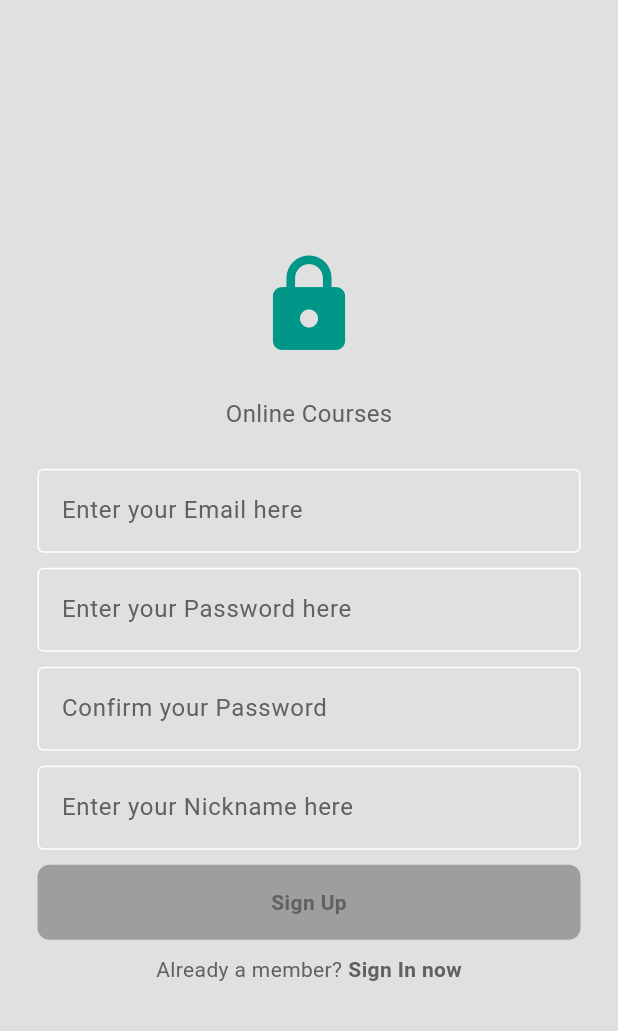
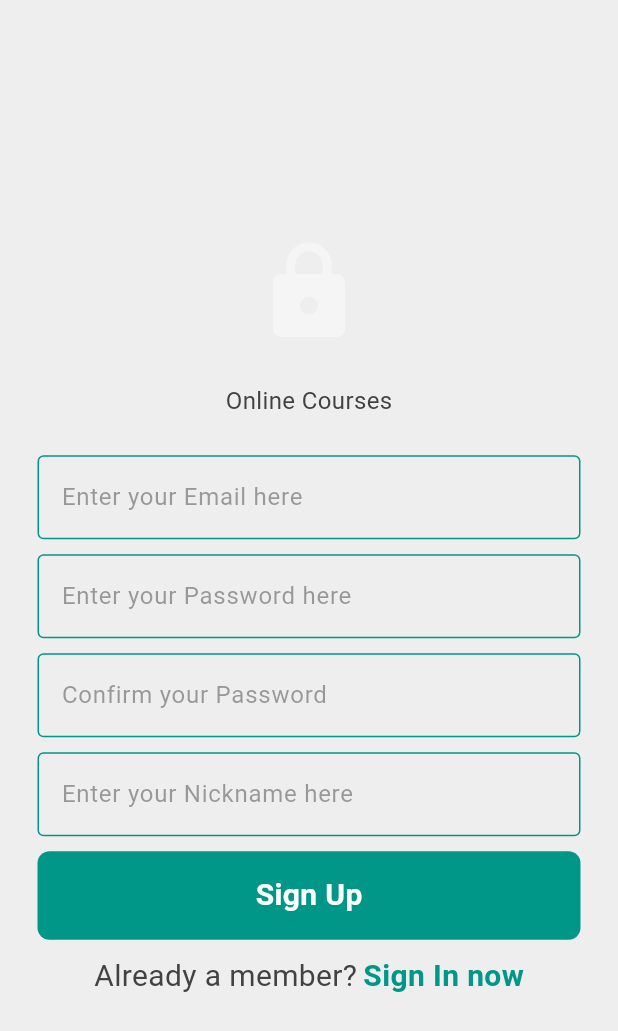
Before and after one commit to A-taraxia/quiz_app, a Flutter app: the RegisterPage screen opened directly, on a phone screen of 412 x 824 dp. Shown: the top 1031 px of the screen. Run offline on Flutter 3.47's test engine with Material 3 defaults, Android fonts, the phone set to English and light mode, and no system bars; our stand-ins replace cloud_firestore, firebase_auth, firebase_core; accounts and stored records are empty; network calls fail.

Commit message:
fix: changed application themes

```diff
--- a/lib/components/my_button.dart
+++ b/lib/components/my_button.dart
@@ -14,14 +14,16 @@ class MyButton extends StatelessWidget {
         padding: const EdgeInsets.all(15),
         margin: const EdgeInsets.symmetric(horizontal: 25),
         decoration: BoxDecoration(
-            color: Theme.of(context).colorScheme.secondary,
-            borderRadius: BorderRadius.circular(8)),
+          color: Theme.of(context).colorScheme.secondary,
+          borderRadius: BorderRadius.circular(8),
+        ),
         child: Center(
           child: Text(
             text,
             style: TextStyle(
-                fontWeight: FontWeight.bold,
-                color: Theme.of(context).colorScheme.inversePrimary),
+              fontWeight: FontWeight.bold,
+              color: Theme.of(context).colorScheme.onSecondary,
+            ),
           ),
         ),
       ),
--- a/lib/components/my_drawer.dart
+++ b/lib/components/my_drawer.dart
@@ -1,9 +1,9 @@
 import 'package:flutter/material.dart';
 import 'package:quiz_app/components/my_drawer_tile.dart';
 import 'package:quiz_app/pages/login_page.dart';
+import 'package:quiz_app/pages/register_page.dart'; // Import the RegisterPage
 import 'package:quiz_app/pages/settings_page.dart';
 import 'package:quiz_app/services/auth/auth_services.dart';
-import 'package:quiz_app/pages/register_page.dart'; // Import the RegisterPage
 
 class MyDrawer extends StatelessWidget {
   const MyDrawer({super.key});
@@ -19,7 +19,7 @@ class MyDrawer extends StatelessWidget {
             child: Icon(
               Icons.lock_open_rounded,
               size: 50,
-              color: Theme.of(context).colorScheme.inversePrimary,
+              color: Theme.of(context).colorScheme.onSurface,
             ),
           ),
           Padding(
@@ -72,7 +72,7 @@ class MyDrawer extends StatelessWidget {
                       },
                     ),
                   ),
-                      (Route<dynamic> route) => false,
+                  (Route<dynamic> route) => false,
                 );
               } catch (e) {
                 ScaffoldMessenger.of(context).showSnackBar(
--- a/lib/components/my_textfield.dart
+++ b/lib/components/my_textfield.dart
@@ -5,11 +5,12 @@ class MyTextField extends StatelessWidget {
   final String hintText;
   final bool obscureText;
 
-  const MyTextField(
-      {super.key,
-      required this.controller,
-      required this.hintText,
-      required this.obscureText});
+  const MyTextField({
+    super.key,
+    required this.controller,
+    required this.hintText,
+    required this.obscureText,
+  });
 
   @override
   Widget build(BuildContext context) {
@@ -19,14 +20,21 @@ class MyTextField extends StatelessWidget {
         controller: controller,
         obscureText: obscureText,
         decoration: InputDecoration(
-            enabledBorder: OutlineInputBorder(
-                borderSide:
-                    BorderSide(color: Theme.of(context).colorScheme.tertiary)),
-            focusedBorder: OutlineInputBorder(
-                borderSide:
-                    BorderSide(color: Theme.of(context).colorScheme.inversePrimary)),
-            hintText: hintText,
-            hintStyle: TextStyle(color: Theme.of(context).colorScheme.inversePrimary)),
+          enabledBorder: OutlineInputBorder(
+            borderSide: BorderSide(
+              color: Theme.of(context).colorScheme.secondary,
+            ),
+          ),
+          focusedBorder: OutlineInputBorder(
+            borderSide: BorderSide(
+              color: Theme.of(context).colorScheme.primary,
+            ),
+          ),
+          hintText: hintText,
+          hintStyle: TextStyle(
+            color: Theme.of(context).colorScheme.onSurface.withOpacity(0.5),
+          ),
+        ),
       ),
     );
   }
--- a/lib/pages/home_page.dart
+++ b/lib/pages/home_page.dart
@@ -42,7 +42,7 @@ class _HomePageState extends State<HomePage>
       appBar: AppBar(
         centerTitle: true,
         title: Text(_getAppBarTitle()),
-        backgroundColor: Theme.of(context).colorScheme.tertiary,
+        backgroundColor: Theme.of(context).colorScheme.primary,
       ),
       body: Column(
         children: [
@@ -62,8 +62,8 @@ class _HomePageState extends State<HomePage>
             color: Theme.of(context).colorScheme.surface,
             child: TabBar(
               controller: _tabController,
-              labelColor: Theme.of(context).colorScheme.primary,
-              indicatorColor: Theme.of(context).colorScheme.primary,
+              labelColor: Theme.of(context).colorScheme.secondary,
+              indicatorColor: Theme.of(context).colorScheme.secondary,
               tabs: const [
                 Tab(icon: Icon(Icons.home), text: 'Home'),
                 Tab(icon: Icon(Icons.menu_book), text: 'Courses'),
--- a/lib/pages/register_page.dart
+++ b/lib/pages/register_page.dart
@@ -18,9 +18,8 @@ class _RegisterPageState extends State<RegisterPage> {
   final TextEditingController emailController = TextEditingController();
   final TextEditingController passwordController = TextEditingController();
   final TextEditingController confirmpasswordController =
-  TextEditingController();
-  final TextEditingController nicknameController =
-  TextEditingController(); // Add this line
+      TextEditingController();
+  final TextEditingController nicknameController = TextEditingController();
 
   // Create an instance of AuthServices
   final AuthServices _authServices = AuthServices();
@@ -29,7 +28,7 @@ class _RegisterPageState extends State<RegisterPage> {
     if (passwordController.text == confirmpasswordController.text) {
       try {
         UserCredential userCredential =
-        await _authServices.signUpWithEmailPassword(
+            await _authServices.signUpWithEmailPassword(
           emailController.text,
           passwordController.text,
         );
@@ -65,7 +64,6 @@ class _RegisterPageState extends State<RegisterPage> {
     }
   }
 
-
   @override
   Widget build(BuildContext context) {
     return Scaffold(
@@ -85,7 +83,7 @@ class _RegisterPageState extends State<RegisterPage> {
                 "Online Courses",
                 style: TextStyle(
                   fontSize: 16,
-                  color: Theme.of(context).colorScheme.inversePrimary,
+                  color: Theme.of(context).colorScheme.onSurface,
                 ),
               ),
               const SizedBox(height: 25),
@@ -108,9 +106,9 @@ class _RegisterPageState extends State<RegisterPage> {
               ),
               const SizedBox(height: 10),
               MyTextField(
-                controller: nicknameController, // Add this line
-                hintText: "Enter your Nickname here", // Add this line
-                obscureText: false, // Add this line
+                controller: nicknameController,
+                hintText: "Enter your Nickname here",
+                obscureText: false,
               ),
               const SizedBox(height: 10),
               MyButton(
@@ -123,7 +121,7 @@ class _RegisterPageState extends State<RegisterPage> {
                   Text(
                     "Already a member?",
                     style: TextStyle(
-                      color: Theme.of(context).colorScheme.inversePrimary,
+                      color: Theme.of(context).colorScheme.onSurface,
                     ),
                   ),
                   const SizedBox(width: 4),
@@ -132,7 +130,7 @@ class _RegisterPageState extends State<RegisterPage> {
                     child: Text(
                       "Sign In now",
                       style: TextStyle(
-                        color: Theme.of(context).colorScheme.inversePrimary,
+                        color: Theme.of(context).colorScheme.secondary,
                         fontWeight: FontWeight.bold,
                       ),
                     ),
--- a/lib/pages/settings_page.dart
+++ b/lib/pages/settings_page.dart
@@ -28,10 +28,9 @@ class SettingsPage extends StatelessWidget {
                 Text("Dark Mode",
                     style: TextStyle(
                         fontWeight: FontWeight.bold,
-                        color: Theme.of(context).colorScheme.inversePrimary)),
+                        color: Theme.of(context).colorScheme.onSecondary)),
                 CupertinoSwitch(
-                  value: Provider.of<ThemeProvider>(context, listen: false)
-                      .isDarkMode,
+                  value: Provider.of<ThemeProvider>(context).isDarkMode,
                   onChanged: (value) =>
                       Provider.of<ThemeProvider>(context, listen: false)
                           .toggleTheme(),
--- a/lib/themes/dark_mode.dart
+++ b/lib/themes/dark_mode.dart
@@ -1,11 +1,29 @@
 import 'package:flutter/material.dart';
 
-ThemeData darkMode = ThemeData(
+final ThemeData darkMode = ThemeData(
+  brightness: Brightness.dark,
+  primaryColor: Colors.grey[850],
   colorScheme: ColorScheme.dark(
-    surface: const Color.fromARGB(255, 20, 20, 20),
-    primary: Colors.tealAccent,
-    secondary: const Color.fromARGB(255, 30, 30, 30),
-    tertiary: const Color.fromARGB(255, 47, 47, 47),
-    inversePrimary: Colors.grey.shade300,
+    primary: Colors.grey[850]!,
+    secondary: Colors.teal,
+    surface: Colors.grey[800]!,
+    background: Colors.grey[900]!,
+    onPrimary: Colors.grey[100]!,
+    onSecondary: Colors.white,
+    onSurface: Colors.grey[300]!,
+    onBackground: Colors.grey[400]!,
+  ),
+  scaffoldBackgroundColor: Colors.grey[900],
+  cardColor: Colors.grey[850],
+  iconTheme: IconThemeData(color: Colors.teal),
+  textTheme: TextTheme(
+    bodyLarge: TextStyle(color: Colors.grey[300]),
+    bodyMedium: TextStyle(color: Colors.grey[400]),
+    headlineLarge: TextStyle(color: Colors.grey[100]),
+    headlineMedium: TextStyle(color: Colors.grey[200]),
+  ),
+  buttonTheme: ButtonThemeData(
+    buttonColor: Colors.teal,
+    textTheme: ButtonTextTheme.primary,
   ),
 );
--- a/lib/themes/light_mode.dart
+++ b/lib/themes/light_mode.dart
@@ -1,11 +1,30 @@
 import 'package:flutter/material.dart';
 
-ThemeData lightMode = ThemeData(
+final ThemeData lightMode = ThemeData(
+  brightness: Brightness.light,
+  primaryColor: Colors.grey[100],
   colorScheme: ColorScheme.light(
-    surface: Colors.grey.shade300,
-    primary: Colors.teal,
-    secondary: Colors.grey.shade500,
-    tertiary: Colors.white,
-    inversePrimary: Colors.grey.shade700,
+    primary: Colors.grey[100]!,
+    secondary: Colors.teal,
+    surface: Colors.grey[200]!,
+    background: Colors.grey[100]!,
+    onPrimary: Colors.grey[900]!,
+    onSecondary: Colors.white,
+    onSurface: Colors.grey[800]!,
+    onBackground: Colors.grey[700]!,
+    onError: Colors.red[600]!,
+  ),
+  scaffoldBackgroundColor: Colors.grey[100],
+  cardColor: Colors.grey[50],
+  iconTheme: IconThemeData(color: Colors.teal),
+  textTheme: TextTheme(
+    bodyLarge: TextStyle(color: Colors.grey[800]),
+    bodyMedium: TextStyle(color: Colors.grey[700], fontSize: 20),
+    headlineLarge: TextStyle(color: Colors.grey[900], fontSize: 30),
+    headlineMedium: TextStyle(color: Colors.grey[800]),
+  ),
+  buttonTheme: ButtonThemeData(
+    buttonColor: Colors.teal,
+    textTheme: ButtonTextTheme.primary,
   ),
 );
```
Also changed, not shown: lib/components/my_drawer_tile.dart (+14 -6 lines), lib/containers/home_container.dart (+15 -5 lines), lib/pages/login_page.dart (+7 -6 lines).
